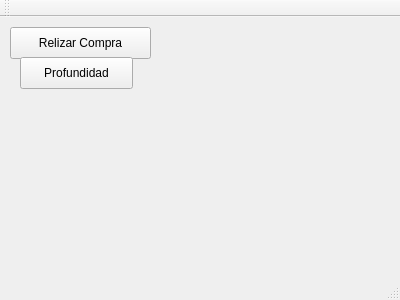
Before: the Qt Designer form cliente_2/mainwindow.ui in danialvaradob/Datos_Sockets_3, drawn with Qt 5.
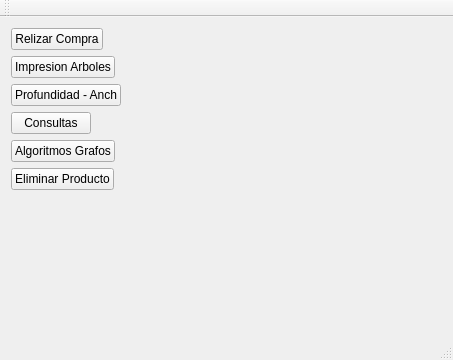
After: the same form once the commit is applied.

Patch:
```diff
--- a/cliente_2/mainwindow.ui
+++ b/cliente_2/mainwindow.ui
@@ -6,40 +6,58 @@
    <rect>
     <x>0</x>
     <y>0</y>
-    <width>400</width>
-    <height>300</height>
+    <width>453</width>
+    <height>360</height>
    </rect>
   </property>
   <property name="windowTitle">
    <string>MainWindow</string>
   </property>
   <widget class="QWidget" name="centralWidget">
+   <layout class="QFormLayout" name="formLayout">
+    <item row="0" column="0">
    <widget class="QPushButton" name="pushButton">
-    <property name="geometry">
-     <rect>
-      <x>10</x>
-      <y>10</y>
-      <width>141</width>
-      <height>32</height>
-     </rect>
-    </property>
     <property name="text">
      <string>Relizar Compra</string>
     </property>
    </widget>
+    </item>
+    <item row="1" column="0">
+     <widget class="QPushButton" name="pushButton_4">
+      <property name="text">
+       <string>Impresion Arboles</string>
+      </property>
+     </widget>
+    </item>
+    <item row="2" column="0">
    <widget class="QPushButton" name="pushButton_2">
-    <property name="geometry">
-     <rect>
-      <x>20</x>
-      <y>40</y>
-      <width>113</width>
-      <height>32</height>
-     </rect>
-    </property>
+      <property name="text">
+       <string>Profundidad - Anch</string>
+      </property>
+     </widget>
+    </item>
+    <item row="3" column="0">
+     <widget class="QPushButton" name="pushButton_3">
     <property name="text">
-     <string>Profundidad</string>
-    </property>
-   </widget>
+       <string>Consultas</string>
+      </property>
+     </widget>
+    </item>
+    <item row="4" column="0">
+     <widget class="QPushButton" name="pushButton_6">
+      <property name="text">
+       <string>Algoritmos Grafos</string>
+      </property>
+     </widget>
+    </item>
+    <item row="5" column="0">
+     <widget class="QPushButton" name="pushButton_5">
+      <property name="text">
+       <string>Eliminar Producto</string>
+      </property>
+     </widget>
+    </item>
+   </layout>
   </widget>
   <widget class="QMenuBar" name="menuBar">
    <property name="geometry">
```
Left out of the diff: 2 changed lines with no effect on the pictures. Lines whose indentation alone changed are shown as unchanged.
